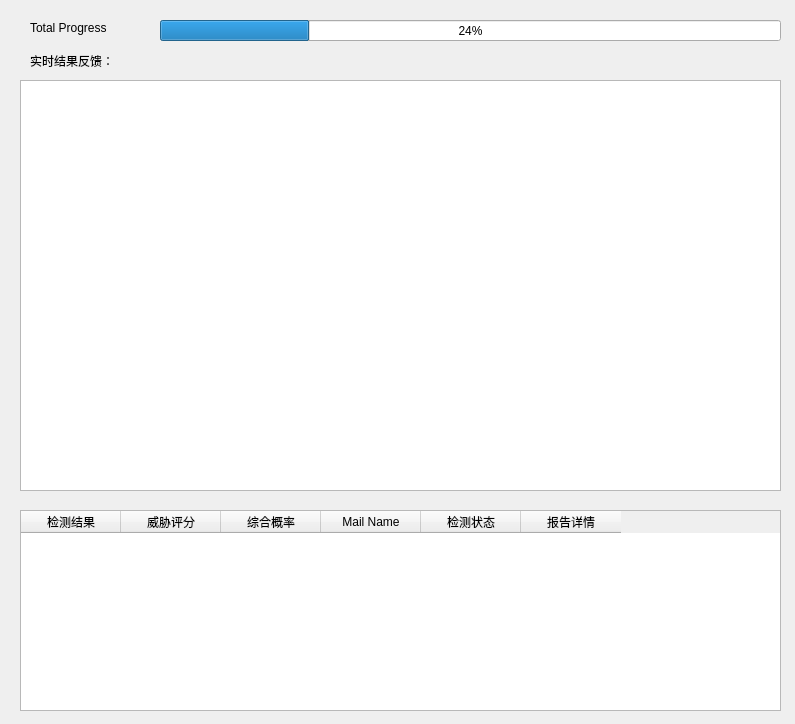
LunziQwQ/Phishing-email-filter, file ui/view/DetectReport.ui: the form before one commit.
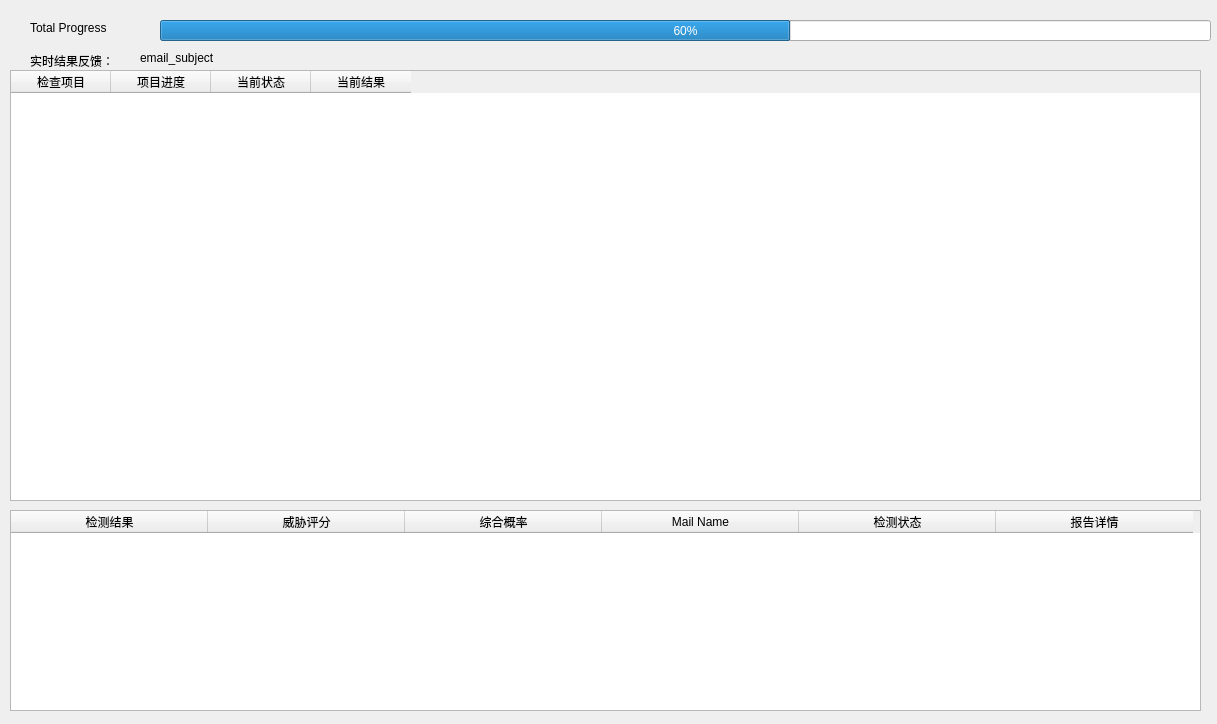
The form after the commit.

Commit message: main.ui 修改“Start”按钮 添加邮件列表显示

What changed in the file:
```diff
--- a/ui/view/DetectReport.ui
+++ b/ui/view/DetectReport.ui
@@ -6,7 +6,7 @@
    <rect>
     <x>0</x>
     <y>0</y>
-    <width>795</width>
+    <width>1217</width>
     <height>724</height>
    </rect>
   </property>
@@ -18,12 +18,12 @@
     <rect>
      <x>160</x>
      <y>20</y>
-     <width>621</width>
+     <width>1051</width>
      <height>21</height>
     </rect>
    </property>
    <property name="value">
-    <number>24</number>
+    <number>60</number>
    </property>
   </widget>
   <widget class="QLabel" name="label_2">
@@ -42,12 +42,15 @@
   <widget class="QTableWidget" name="tableWidget_2">
    <property name="geometry">
     <rect>
-     <x>20</x>
+     <x>10</x>
      <y>510</y>
-     <width>761</width>
+     <width>1191</width>
      <height>201</height>
     </rect>
    </property>
+   <attribute name="horizontalHeaderDefaultSectionSize">
+    <number>197</number>
+   </attribute>
    <column>
     <property name="text">
      <string>检测结果</string>
@@ -84,16 +87,6 @@
     </property>
    </column>
   </widget>
-  <widget class="QTextBrowser" name="textBrowser">
-   <property name="geometry">
-    <rect>
-     <x>20</x>
-     <y>80</y>
-     <width>761</width>
-     <height>411</height>
-    </rect>
-   </property>
-  </widget>
   <widget class="QLabel" name="label">
    <property name="geometry">
     <rect>
@@ -107,6 +100,49 @@
     <string>实时结果反馈：</string>
    </property>
   </widget>
+  <widget class="QTableWidget" name="tableWidget">
+   <property name="geometry">
+    <rect>
+     <x>10</x>
+     <y>70</y>
+     <width>1191</width>
+     <height>431</height>
+    </rect>
+   </property>
+   <column>
+    <property name="text">
+     <string>检查项目</string>
+    </property>
+   </column>
+   <column>
+    <property name="text">
+     <string>项目进度</string>
+    </property>
+   </column>
+   <column>
+    <property name="text">
+     <string>当前状态</string>
+    </property>
+   </column>
+   <column>
+    <property name="text">
+     <string>当前结果</string>
+    </property>
+   </column>
+  </widget>
+  <widget class="QLabel" name="label_3">
+   <property name="geometry">
+    <rect>
+     <x>140</x>
+     <y>50</y>
+     <width>141</width>
+     <height>16</height>
+    </rect>
+   </property>
+   <property name="text">
+    <string>email_subject</string>
+   </property>
+  </widget>
  </widget>
  <resources/>
  <connections/>
```
The commit also changes 5 other files.
